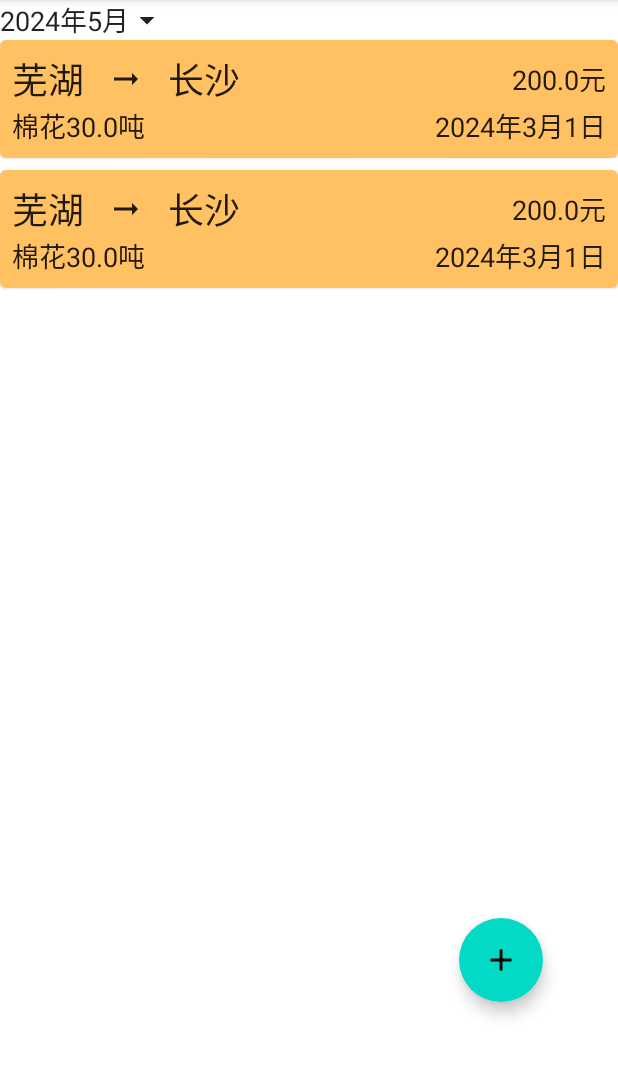
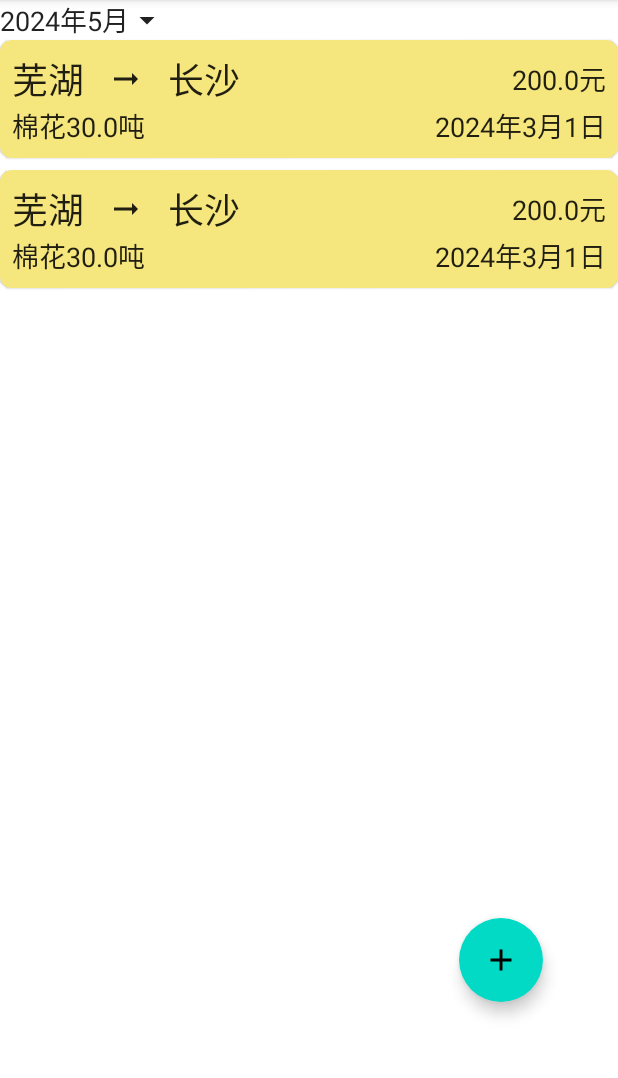
Before and after one commit to ElusiveErice/truckbill, an Android app built with Jetpack Compose: the screen it shows after launch (MainActivity), on a phone screen of 412 x 824 dp, the part 84-1162 px from its top. Run offline under Robolectric (Android 15) with nearby library versions, the phone set to English and light mode, and no system bars.

Commit message:
feat: 修改样式

```diff
--- a/app/src/main/java/com/ark/truckbill/ui/theme/Color.kt
+++ b/app/src/main/java/com/ark/truckbill/ui/theme/Color.kt
@@ -2,11 +2,10 @@ package com.ark.truckbill.ui.theme
 
 import androidx.compose.ui.graphics.Color
 
-val Purple200 = Color(0xFFBB86FC)
-val Purple500 = Color(0xFF6200EE)
-val Purple700 = Color(0xFF3700B3)
 val Teal200 = Color(0xFF03DAC5)
 
 val Orange200 = Color(0xFFFFD311)
 val Orange500 = Color(0xFFFFC161)
 val Orange700 = Color(0xFFFFB50D)
+
+val BillItemBackground = Color(0xFFF5E67D)
--- a/app/src/main/java/com/ark/truckbill/ui/theme/Shapes.kt
+++ b/app/src/main/java/com/ark/truckbill/ui/theme/Shapes.kt
@@ -5,7 +5,7 @@ import androidx.compose.material.Shapes
 import androidx.compose.ui.unit.dp
 
 val Shapes = Shapes(
-    small = RoundedCornerShape(4.dp),
+    small = RoundedCornerShape(8.dp),
     medium = RoundedCornerShape(4.dp),
     large = RoundedCornerShape(0.dp)
 )
--- a/app/src/main/java/com/ark/truckbill/views/homepage/BillList.kt
+++ b/app/src/main/java/com/ark/truckbill/views/homepage/BillList.kt
@@ -1,22 +1,26 @@
 package com.ark.truckbill.views.homepage
 
 import androidx.compose.foundation.background
+import androidx.compose.foundation.border
 import androidx.compose.foundation.layout.*
+import androidx.compose.foundation.shape.RoundedCornerShape
 import androidx.compose.material.Card
 import androidx.compose.material.Icon
 import androidx.compose.material.MaterialTheme
 import androidx.compose.material.Text
-import androidx.compose.material.icons.Icons
-import androidx.compose.material.icons.filled.ArrowForward
 import androidx.compose.runtime.Composable
 import androidx.compose.ui.Alignment
 import androidx.compose.ui.Modifier
+import androidx.compose.ui.graphics.Color
 import androidx.compose.ui.res.painterResource
 import androidx.compose.ui.res.stringResource
 import androidx.compose.ui.unit.dp
 import androidx.compose.ui.unit.sp
 import com.ark.truckbill.R
 import com.ark.truckbill.data.Bill
+import com.ark.truckbill.ui.theme.BillItemBackground
+import com.ark.truckbill.ui.theme.Orange500
+import com.ark.truckbill.ui.theme.Shapes
 
 val bill1 = Bill("棉花", 30f, 200f, "芜湖", "长沙")
 val bill2 = Bill("棉花", 30f, 200f, "芜湖", "长沙")
@@ -34,13 +38,12 @@ fun BillList(billList: MutableList<Bill>) {
 
 @Composable
 private fun BillItem(bill: Bill) {
-    Card(modifier = Modifier.fillMaxWidth()) {
-        Column(
-            modifier = Modifier
-                .background(MaterialTheme.colors.primary)
-                .padding(8.dp)
-
-        ) {
+    Card(
+        modifier = Modifier.fillMaxWidth(),
+        backgroundColor = BillItemBackground,
+        shape = MaterialTheme.shapes.small
+    ) {
+        Column(modifier = Modifier.padding(8.dp)) {
             Row(
                 horizontalArrangement = Arrangement.SpaceBetween,
                 verticalAlignment = Alignment.CenterVertically,
--- a/app/src/main/java/com/ark/truckbill/views/homepage/HomepageContent.kt
+++ b/app/src/main/java/com/ark/truckbill/views/homepage/HomepageContent.kt
@@ -1,9 +1,11 @@
 package com.ark.truckbill.views.homepage
 
+import androidx.compose.foundation.background
 import androidx.compose.foundation.clickable
 import androidx.compose.foundation.layout.*
 import androidx.compose.material.FloatingActionButton
 import androidx.compose.material.Icon
+import androidx.compose.material.MaterialTheme
 import androidx.compose.material.Text
 import androidx.compose.material.icons.Icons
 import androidx.compose.material.icons.filled.Add
@@ -11,6 +13,7 @@ import androidx.compose.material.icons.filled.ArrowDropDown
 import androidx.compose.runtime.Composable
 import androidx.compose.ui.Alignment
 import androidx.compose.ui.Modifier
+import androidx.compose.ui.graphics.Color
 import androidx.compose.ui.unit.dp
 import androidx.navigation.NavController
 import kotlinx.datetime.LocalDate
```
